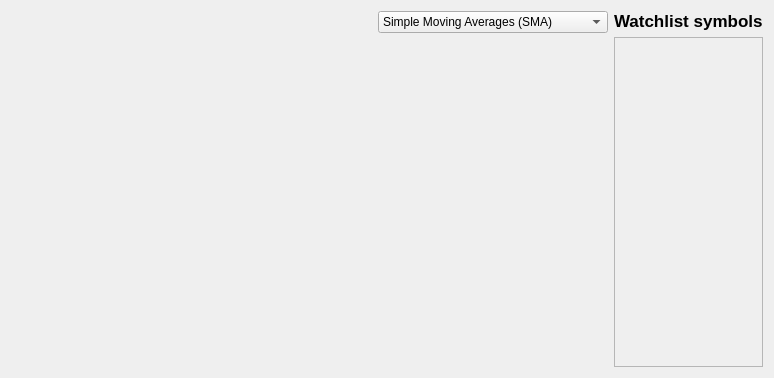
Old version of the form src/gui/strategypage.ui in the repository guruprerana/trading-platform-pp.
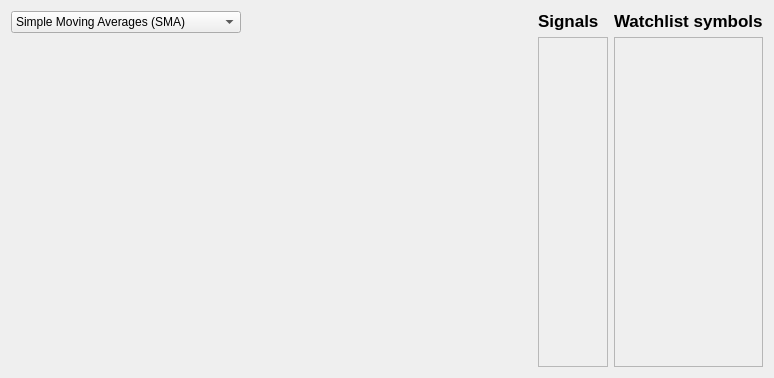
New version of the form.

Commit message: Add signal panel

Patch:
```diff
--- a/src/gui/strategypage.ui
+++ b/src/gui/strategypage.ui
@@ -44,6 +44,31 @@
     <layout class="QVBoxLayout" name="verticalLayout_3">
      <item>
       <layout class="QHBoxLayout" name="horizontalLayout_2">
+       <item>
+        <widget class="QComboBox" name="comboBox">
+         <property name="sizePolicy">
+          <sizepolicy hsizetype="Fixed" vsizetype="Fixed">
+           <horstretch>0</horstretch>
+           <verstretch>0</verstretch>
+          </sizepolicy>
+         </property>
+         <item>
+          <property name="text">
+           <string>Simple Moving Averages (SMA)</string>
+          </property>
+         </item>
+         <item>
+          <property name="text">
+           <string>Exponential Moving Averages (EMA)</string>
+          </property>
+         </item>
+         <item>
+          <property name="text">
+           <string>Linear Regression</string>
+          </property>
+         </item>
+        </widget>
+       </item>
        <item>
         <spacer name="horizontalSpacer">
          <property name="orientation">
@@ -57,31 +82,6 @@
          </property>
         </spacer>
        </item>
-       <item>
-        <widget class="QComboBox" name="comboBox">
-         <property name="sizePolicy">
-          <sizepolicy hsizetype="Fixed" vsizetype="Fixed">
-           <horstretch>0</horstretch>
-           <verstretch>0</verstretch>
-          </sizepolicy>
-         </property>
-         <item>
-          <property name="text">
-           <string>Simple Moving Averages (SMA)</string>
-          </property>
-         </item>
-         <item>
-          <property name="text">
-           <string>Exponential Moving Averages (EMA)</string>
-          </property>
-         </item>
-         <item>
-          <property name="text">
-           <string>Linear Regression</string>
-          </property>
-         </item>
-        </widget>
-       </item>
       </layout>
      </item>
      <item>
@@ -101,6 +101,54 @@
      </item>
     </layout>
    </item>
+   <item>
+    <layout class="QVBoxLayout" name="verticalLayout_6">
+     <item>
+      <widget class="QLabel" name="label_3">
+       <property name="sizePolicy">
+        <sizepolicy hsizetype="Preferred" vsizetype="Fixed">
+         <horstretch>0</horstretch>
+         <verstretch>0</verstretch>
+        </sizepolicy>
+       </property>
+       <property name="font">
+        <font>
+         <pointsize>13</pointsize>
+         <weight>75</weight>
+         <bold>true</bold>
+        </font>
+       </property>
+       <property name="text">
+        <string>Signals</string>
+       </property>
+      </widget>
+     </item>
+     <item>
+      <widget class="QScrollArea" name="scrollArea">
+       <property name="sizePolicy">
+        <sizepolicy hsizetype="Preferred" vsizetype="Preferred">
+         <horstretch>0</horstretch>
+         <verstretch>0</verstretch>
+        </sizepolicy>
+       </property>
+       <property name="widgetResizable">
+        <bool>true</bool>
+       </property>
+       <widget class="QWidget" name="scrollAreaWidgetContents">
+        <property name="geometry">
+         <rect>
+          <x>0</x>
+          <y>0</y>
+          <width>68</width>
+          <height>330</height>
+         </rect>
+        </property>
+        <layout class="QVBoxLayout" name="verticalLayout_8"/>
+       </widget>
+      </widget>
+     </item>
+    </layout>
+   </item>
    <item>
     <layout class="QVBoxLayout" name="verticalLayout">
      <item>
```
The commit also changes 9 other files.
